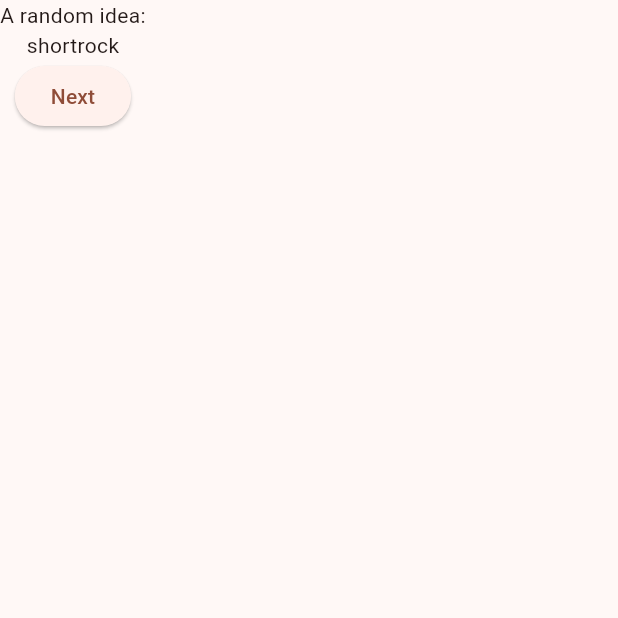
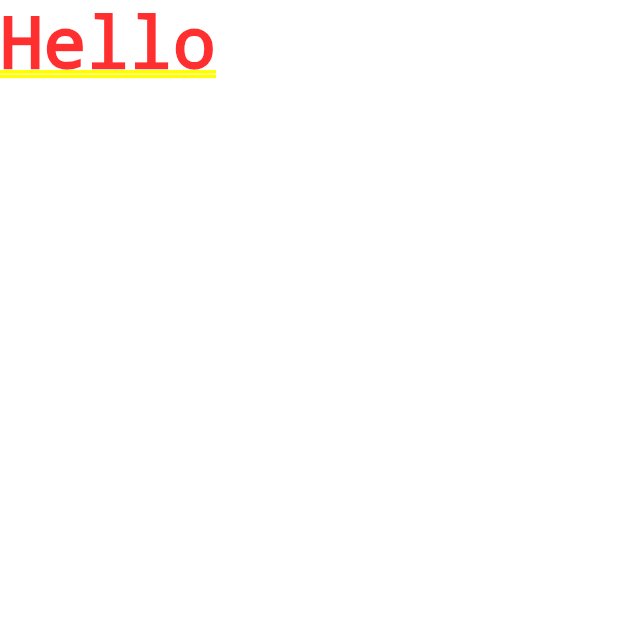
Before and after one commit to sebcrisan/omdb-flutter, a Flutter app: the screen it shows after launch, on a phone screen of 412 x 824 dp, the top half of it. Run offline on Flutter 3.47's test engine with Material 2 defaults, Android fonts, the light colour scheme and no system bars.

Commit message:
feat: :rocket: create blank slate to learn

```diff
--- a/lib/main.dart
+++ b/lib/main.dart
@@ -1,58 +1,5 @@
-import 'package:english_words/english_words.dart';
-import 'package:flutter/material.dart';
-import 'package:provider/provider.dart';
+import "package:flutter/material.dart";
 
-void main() {
-  runApp(MyApp());
-}
-
-class MyApp extends StatelessWidget {
-  const MyApp({super.key});
-
-  @override
-  Widget build(BuildContext context) {
-    return ChangeNotifierProvider(
-      create: (context) => MyAppState(),
-      child: MaterialApp(
-        title: 'Movie Getter',
-        theme: ThemeData(
-          useMaterial3: true,
-          colorScheme: ColorScheme.fromSeed(seedColor: Colors.deepOrange),
-        ),
-        home: MyHomePage(),
-      ),
-    );
-  }
-}
-
-class MyAppState extends ChangeNotifier {
-  var current = WordPair.random();
-
-  void getNext() {
-    current = WordPair.random();
-    notifyListeners();
-  }
-}
-
-class MyHomePage extends StatelessWidget {
-  @override
-  Widget build(BuildContext context) {
-    var appState = context.watch<MyAppState>();
-
-    return Scaffold(
-      body: Column(
-        children: [
-          Text('A random idea:'),
-          Text(appState.current.asLowerCase),
-          ElevatedButton(
-            onPressed: () {
-              print('button pressed!');
-              appState.getNext();
-            },
-            child: Text('Next'),
-          ),
-        ],
-      ),
-    );
-  }
-}
+void main() => runApp(const MaterialApp(
+      home: Text("Hello"),
+    ));
--- a/pubspec.yaml
+++ b/pubspec.yaml
@@ -33,6 +33,7 @@ dependencies:
 
   english_words: ^4.0.0
   provider: ^6.0.0
+  http: 0.13.5
 
   # The following adds the Cupertino Icons font to your application.
   # Use with the CupertinoIcons class for iOS style icons.
```
Also changed, not shown: pubspec.lock.
